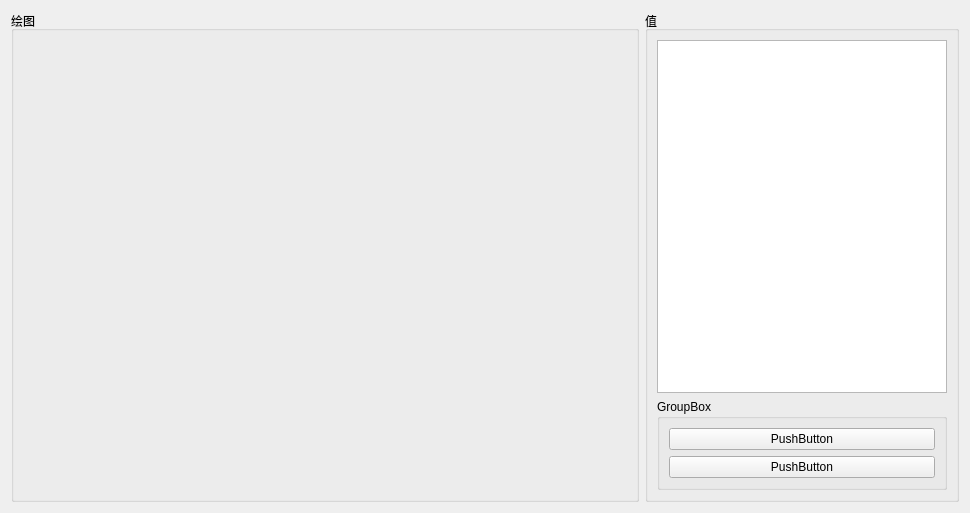
Old version of the form res/ui/resultWindow.ui in the repository llllTnTlll/videoProcesserGUI.
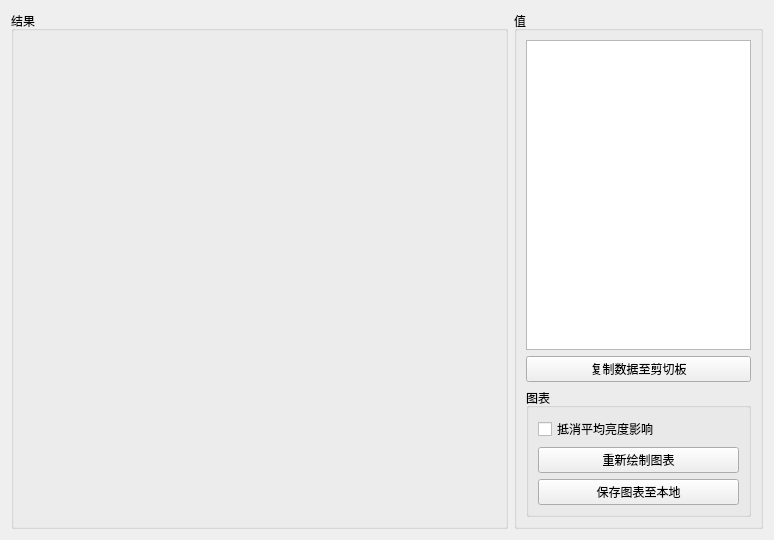
New version of the form.

```diff
--- a/res/ui/resultWindow.ui
+++ b/res/ui/resultWindow.ui
@@ -6,8 +6,8 @@
    <rect>
     <x>0</x>
     <y>0</y>
-    <width>970</width>
-    <height>513</height>
+    <width>774</width>
+    <height>540</height>
    </rect>
   </property>
   <property name="windowTitle">
@@ -19,7 +19,7 @@
      <item>
       <widget class="QGroupBox" name="groupBox">
        <property name="title">
-        <string>绘图</string>
+        <string>结果</string>
        </property>
        <layout class="QVBoxLayout" name="verticalLayout">
         <item>
@@ -44,23 +44,37 @@
         <item>
          <widget class="QTableWidget" name="resultTable"/>
         </item>
+        <item>
+         <widget class="QPushButton" name="pushButton_2">
+          <property name="text">
+           <string>复制数据至剪切板</string>
+          </property>
+         </widget>
+        </item>
         <item>
          <widget class="QGroupBox" name="groupBox_3">
           <property name="title">
-           <string>GroupBox</string>
+           <string>图表</string>
           </property>
           <layout class="QVBoxLayout" name="verticalLayout_3">
+           <item>
+            <widget class="QCheckBox" name="checkBox">
+             <property name="text">
+              <string>抵消平均亮度影响</string>
+             </property>
+            </widget>
+           </item>
+           <item>
+            <widget class="QPushButton" name="pushButton_3">
+             <property name="text">
+              <string>重新绘制图表</string>
+             </property>
+            </widget>
+           </item>
            <item>
             <widget class="QPushButton" name="pushButton">
              <property name="text">
-              <string>PushButton</string>
-             </property>
-            </widget>
-           </item>
-           <item>
-            <widget class="QPushButton" name="pushButton_2">
-             <property name="text">
-              <string>PushButton</string>
+              <string>保存图表至本地</string>
              </property>
             </widget>
            </item>
```
